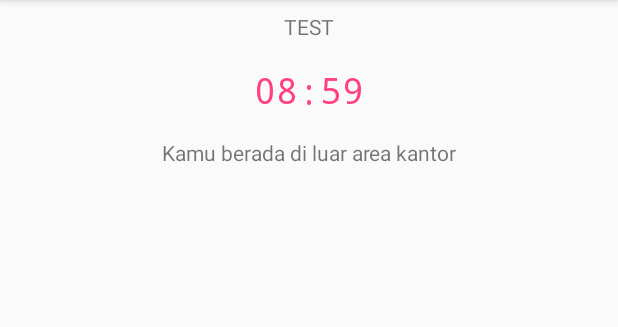
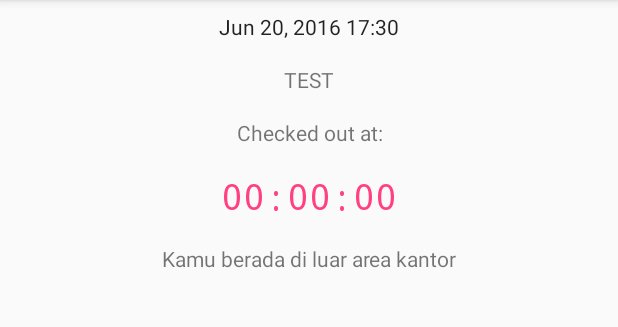
Before and after one commit to viyyan/froyonion, an Android app: the MainActivity screen opened directly, with no data from a screen before it, on a phone screen of 412 x 824 dp, the part 84-411 px from its top. Run offline under Robolectric (Android 15) with nearby library versions, the phone set to English and light mode, and no system bars; our stand-ins replace Volley.

Commit message:
fixing overlap checkin

```diff
--- a/app/src/main/res/layout/activity_main.xml
+++ b/app/src/main/res/layout/activity_main.xml
@@ -3,24 +3,45 @@
     android:layout_height="wrap_content"
     android:layout_width="match_parent"
     android:gravity="center">
+    <TextClock
+        android:id="@+id/textCLock"
+        android:layout_width="match_parent"
+        android:layout_height="wrap_content"
+        android:timeZone="GMT+0700"
+        android:format24Hour="MMM dd, yyyy k:mm"
+        android:format12Hour="MMM dd, yyyy k:mm"
+        android:padding="8dp"
+        android:gravity="center"
+        />
     <TextView
         android:id="@+id/mainName"
         android:layout_width="match_parent"
         android:layout_height="wrap_content"
         android:text="TEST"
         android:gravity="center"
+        android:padding="8dp"
+        android:layout_below="@+id/textCLock"/>
+    <TextView
+        android:id="@+id/lastCheck"
+        android:layout_width="match_parent"
+        android:layout_height="wrap_content"
+        android:text="Checked in at"
+        android:layout_below="@+id/mainName"
+        android:gravity="center"
         android:padding="8dp"/>
+
     <TextView
         android:id="@+id/mainTime"
         android:layout_width="match_parent"
         android:layout_height="wrap_content"
-        android:text="08:59"
+        android:text="00:00:00"
         android:textSize="24dp"
         android:padding="8dp"
         android:fontFamily="monospace"
         android:textColor="@color/colorAccent"
         android:gravity="center"
-        android:layout_below="@+id/mainName"/>
+        android:layout_below="@+id/lastCheck"/>
+
     <TextView
         android:id="@+id/mainStatus"
         android:layout_width="match_parent"
@@ -47,6 +68,7 @@
         android:background="@color/colorAccent"
         android:layout_below="@+id/mainStatus"
         android:visibility="gone"/>
+
     <ListView
         android:id="@+id/list_devices"
         android:layout_width="match_parent"
```
Also changed, not shown: app/src/main/java/id/co/froyo/froyonion/MainActivity.java (+67 -61 lines), app/src/main/java/id/co/froyo/froyonion/helper/SessionManager.java (+75 -0 lines).
